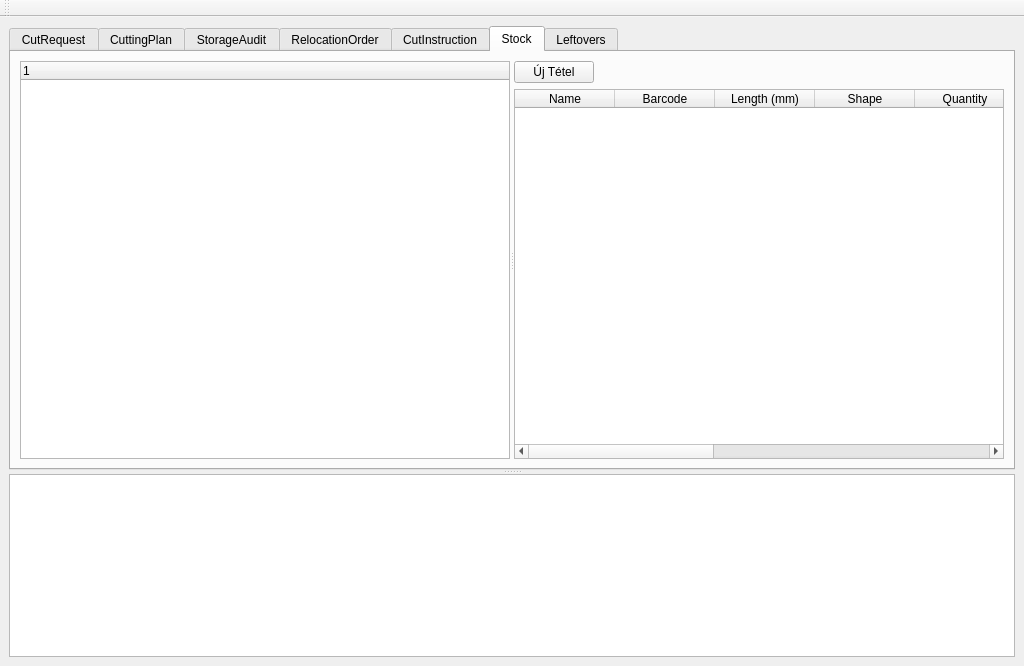
horvathzoltan/cutplannerpro, file view/MainWindow.ui: the form before one commit.
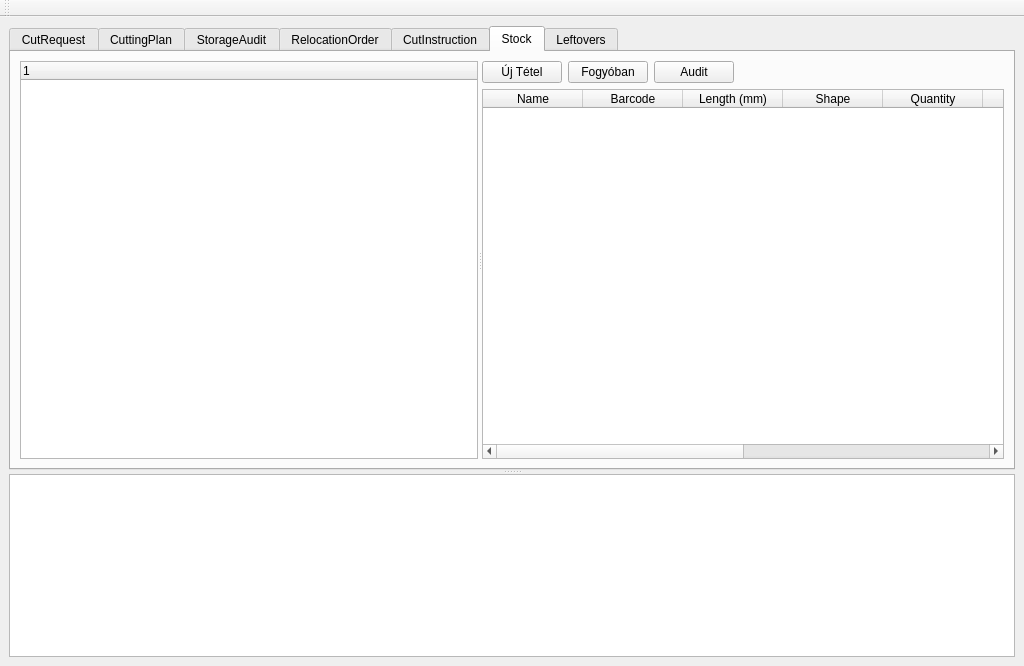
The form after the commit. The open tabs and pages were chosen to show the change.

```diff
--- a/view/MainWindow.ui
+++ b/view/MainWindow.ui
@@ -691,6 +691,20 @@
                   </property>
                  </widget>
                 </item>
+                <item>
+                 <widget class="QPushButton" name="btn_RunOutMaterials">
+                  <property name="text">
+                   <string>Fogyóban</string>
+                  </property>
+                 </widget>
+                </item>
+                <item>
+                 <widget class="QPushButton" name="btn_StorageAudit_2">
+                  <property name="text">
+                   <string>Audit</string>
+                  </property>
+                 </widget>
+                </item>
                 <item>
                  <spacer name="horizontalSpacer_5">
                   <property name="orientation">
```
